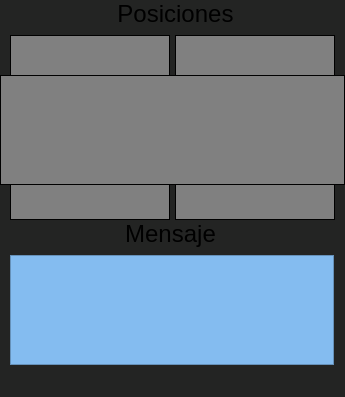
This is GUI/Qt.ui in AbramIV/Validator as Qt 5 draws it before an edit. The edited form follows.
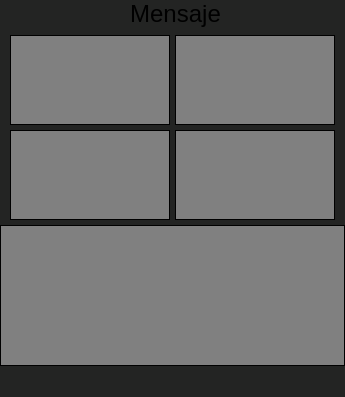
This is the edited form. Icons and pictures are not drawn.

The edit to the form file:
```diff
--- a/GUI/Qt.ui
+++ b/GUI/Qt.ui
@@ -66,7 +66,7 @@
      <rect>
       <x>120</x>
       <y>220</y>
-      <width>101</width>
+      <width>111</width>
       <height>31</height>
      </rect>
     </property>
@@ -79,7 +79,7 @@
      <bool>false</bool>
     </property>
     <property name="text">
-     <string>Mensaje</string>
+     <string>Posiciones</string>
     </property>
     <property name="alignment">
      <set>Qt::AlignmentFlag::AlignHCenter|Qt::AlignmentFlag::AlignTop</set>
@@ -94,6 +94,11 @@
       <height>90</height>
      </rect>
     </property>
+    <property name="font">
+     <font>
+      <pointsize>14</pointsize>
+     </font>
+    </property>
     <property name="styleSheet">
      <string notr="true">background:gray;color:black</string>
     </property>
@@ -110,9 +115,9 @@
    <widget class="QLabel" name="label_2">
     <property name="geometry">
      <rect>
-      <x>115</x>
+      <x>130</x>
       <y>0</y>
-      <width>121</width>
+      <width>91</width>
       <height>31</height>
      </rect>
     </property>
@@ -125,7 +130,7 @@
      <bool>false</bool>
     </property>
     <property name="text">
-     <string>Posiciones</string>
+     <string>Mensaje</string>
     </property>
     <property name="alignment">
      <set>Qt::AlignmentFlag::AlignHCenter|Qt::AlignmentFlag::AlignTop</set>
@@ -140,6 +145,11 @@
       <height>90</height>
      </rect>
     </property>
+    <property name="font">
+     <font>
+      <pointsize>14</pointsize>
+     </font>
+    </property>
     <property name="styleSheet">
      <string notr="true">background:gray;color:black;border-color:black</string>
     </property>
@@ -165,6 +175,11 @@
       <height>90</height>
      </rect>
     </property>
+    <property name="font">
+     <font>
+      <pointsize>14</pointsize>
+     </font>
+    </property>
     <property name="styleSheet">
      <string notr="true">background:gray;color:black</string>
     </property>
@@ -187,6 +202,11 @@
       <height>90</height>
      </rect>
     </property>
+    <property name="font">
+     <font>
+      <pointsize>14</pointsize>
+     </font>
+    </property>
     <property name="styleSheet">
      <string notr="true">background:gray;color:black</string>
     </property>
@@ -204,9 +224,9 @@
     <property name="geometry">
      <rect>
       <x>0</x>
-      <y>75</y>
+      <y>225</y>
       <width>345</width>
-      <height>110</height>
+      <height>141</height>
      </rect>
     </property>
     <property name="font">
```
Left out of the diff: 6 changed lines with no effect on the pictures.
